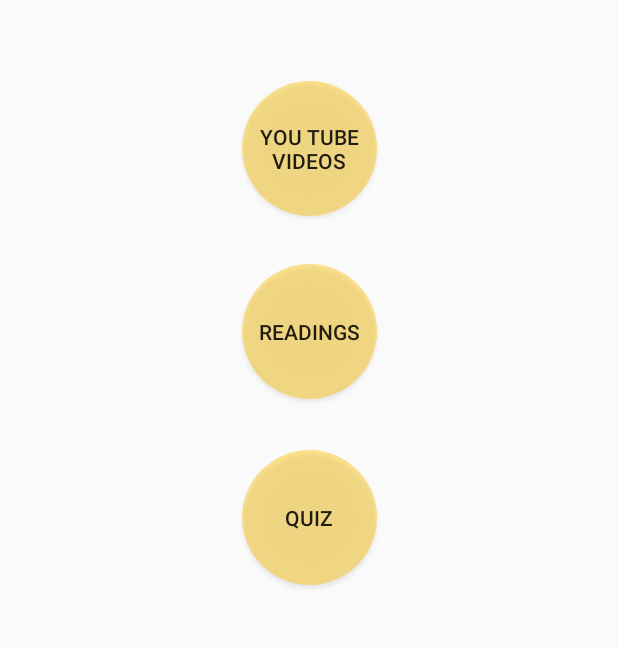
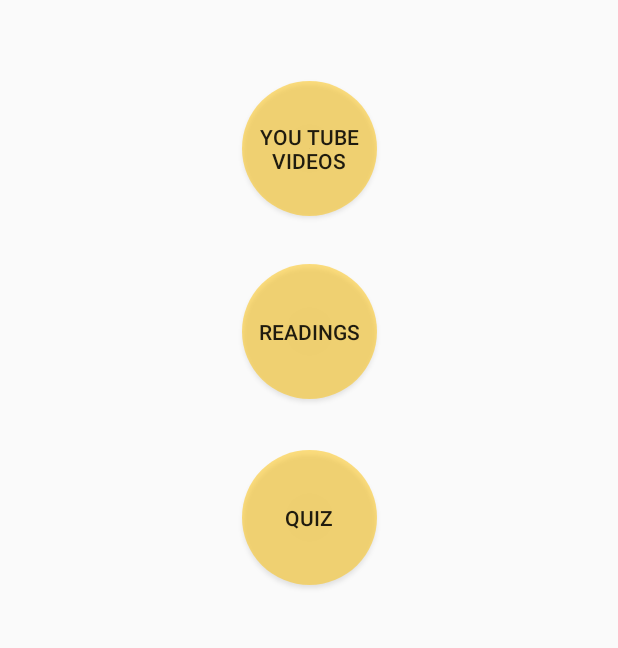
Before and after one commit to MA-KUNYUAN/Morden_History, an Android app: the Detail_Option screen opened directly, with no data from a screen before it, on a phone screen of 412 x 824 dp, the part 476-1124 px from its top. Run offline under Robolectric (Android 15) with nearby library versions, the light colour scheme and no system bars.

Commit message:
My work for topic board UI improvement.

```diff
--- a/app/src/main/res/drawable-v21/circle_button.xml
+++ b/app/src/main/res/drawable-v21/circle_button.xml
@@ -2,7 +2,7 @@
 <ripple xmlns:android="http://schemas.android.com/apk/res/android" android:color="#FFFDBF03">
     <item>
         <shape android:shape="oval">
-            <solid android:color="#70FDBF03"/>
+            <solid android:color="#80FDBF03"/>
         </shape>
     </item>
 </ripple>
--- a/app/src/main/res/drawable-v21/row_button.xml
+++ b/app/src/main/res/drawable-v21/row_button.xml
@@ -2,7 +2,7 @@
 <ripple xmlns:android="http://schemas.android.com/apk/res/android" android:color="#FFECECEC">
     <item>
         <shape android:shape="rectangle">
-            <solid android:color="#70ECECEC"/>
+            <solid android:color="#80ECECEC"/>
         </shape>
     </item>
 </ripple>
--- a/app/src/main/res/drawable/circle_button.xml
+++ b/app/src/main/res/drawable/circle_button.xml
@@ -2,7 +2,7 @@
 <selector xmlns:android="http://schemas.android.com/apk/res/android">
     <item android:state_pressed="false">
         <shape android:shape="oval">
-            <solid android:color="#70FDBF03"/>
+            <solid android:color="#80FDBF03"/>
         </shape>
     </item>
     <item android:state_pressed="true">
--- a/app/src/main/res/drawable/row_button.xml
+++ b/app/src/main/res/drawable/row_button.xml
@@ -2,7 +2,7 @@
 <selector xmlns:android="http://schemas.android.com/apk/res/android">
     <item android:state_pressed="false">
         <shape android:shape="rectangle">
-            <solid android:color="#70ECECEC"/>
+            <solid android:color="#80ECECEC"/>
         </shape>
     </item>
     <item android:state_pressed="true">
```
Also changed, not shown: app/src/main/res/layout/activity_detail_youtube.xml (+7 -4 lines).
